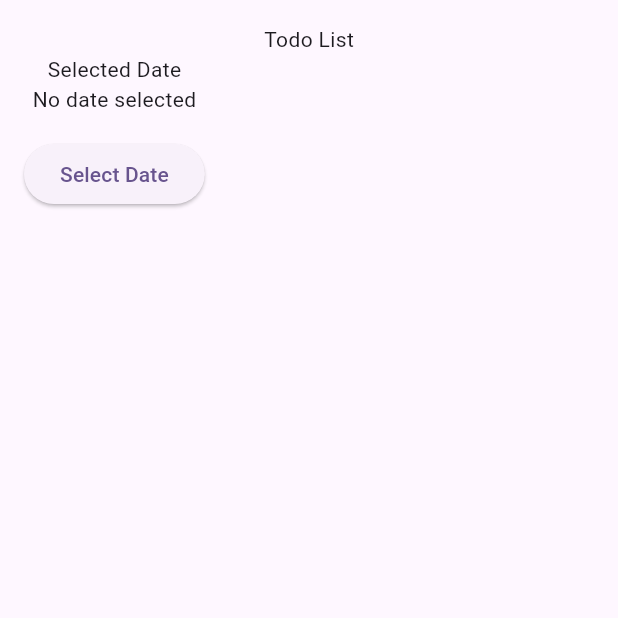
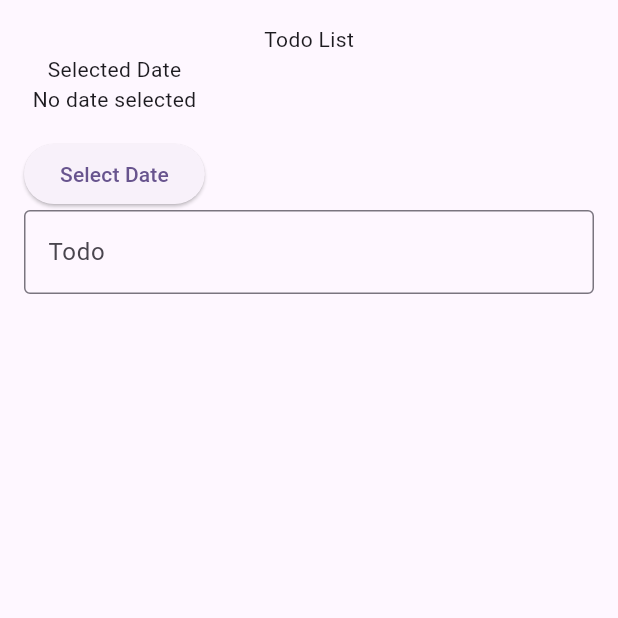
Before and after one commit to nrismawardah/145_TodoBloc, a Flutter app: the TodoPage screen opened directly, on a phone screen of 412 x 824 dp, the top half of it. Run offline on Flutter 3.47's test engine with Material 3 defaults, Android fonts, the phone set to English and light mode, and no system bars; our stand-ins replace bloc, flutter_bloc.

Commit message:
Membuat text form field Todo

```diff
--- a/lib/presentation/todo_page.dart
+++ b/lib/presentation/todo_page.dart
@@ -57,8 +57,20 @@ class TodoPage extends StatelessWidget {
               ),
               Form(
                 key: _key,
-                child: Row()
+                child: Row(
+                  children: [
+                    Expanded(
+                      child: TextFormField(
+                        controller: _controller,
+                        decoration: InputDecoration(
+                          labelText: 'Todo',
+                          border: OutlineInputBorder(),
+                        ),
+                      ),
+                    ),
+                  ],
                 ),
+              ),
             ],
           ),
         ),
```
